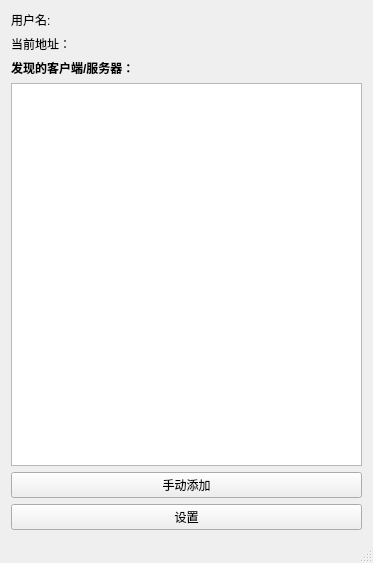
Old version of the form mainwindow.ui in the repository lxfee/P2PChatClient.
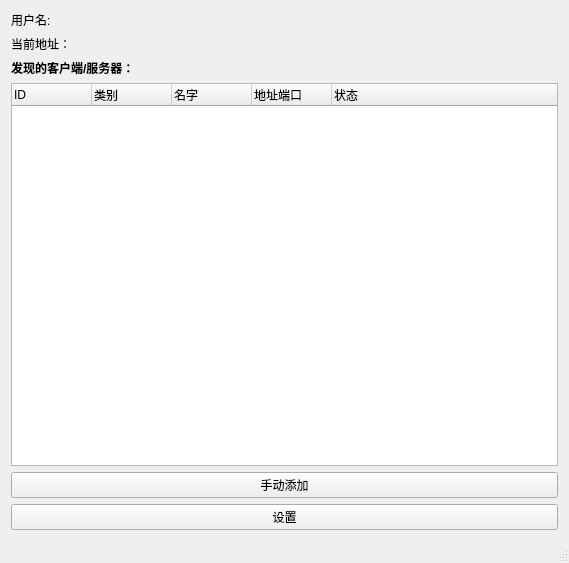
New version of the form.

Diff of the .ui file:
```diff
--- a/mainwindow.ui
+++ b/mainwindow.ui
@@ -6,7 +6,7 @@
    <rect>
     <x>0</x>
     <y>0</y>
-    <width>373</width>
+    <width>569</width>
     <height>563</height>
    </rect>
   </property>
@@ -32,6 +32,20 @@
   </property>
   <widget class="QWidget" name="centralWidget">
    <layout class="QGridLayout" name="gridLayout">
+    <item row="4" column="0">
+     <widget class="QPushButton" name="mannulBtn">
+      <property name="text">
+       <string>手动添加</string>
+      </property>
+     </widget>
+    </item>
+    <item row="5" column="0">
+     <widget class="QPushButton" name="settingBtn">
+      <property name="text">
+       <string>设置</string>
+      </property>
+     </widget>
+    </item>
     <item row="0" column="0">
      <layout class="QFormLayout" name="formLayout">
       <item row="0" column="0">
@@ -64,6 +78,38 @@
       </item>
      </layout>
     </item>
+    <item row="2" column="0">
+     <widget class="QTreeWidget" name="peerList">
+      <attribute name="headerDefaultSectionSize">
+       <number>80</number>
+      </attribute>
+      <column>
+       <property name="text">
+        <string>ID</string>
+       </property>
+      </column>
+      <column>
+       <property name="text">
+        <string>类别</string>
+       </property>
+      </column>
+      <column>
+       <property name="text">
+        <string>名字</string>
+       </property>
+      </column>
+      <column>
+       <property name="text">
+        <string>地址端口</string>
+       </property>
+      </column>
+      <column>
+       <property name="text">
+        <string>状态</string>
+       </property>
+      </column>
+     </widget>
+    </item>
     <item row="1" column="0">
      <widget class="QLabel" name="discoveredLabel">
       <property name="font">
@@ -77,23 +123,6 @@
       </property>
      </widget>
     </item>
-    <item row="2" column="0">
-     <widget class="QListWidget" name="peerList"/>
-    </item>
-    <item row="3" column="0">
-     <widget class="QPushButton" name="mannulBtn">
-      <property name="text">
-       <string>手动添加</string>
-      </property>
-     </widget>
-    </item>
-    <item row="4" column="0">
-     <widget class="QPushButton" name="settingBtn">
-      <property name="text">
-       <string>设置</string>
-      </property>
-     </widget>
-    </item>
    </layout>
   </widget>
   <widget class="QStatusBar" name="statusBar"/>
```
